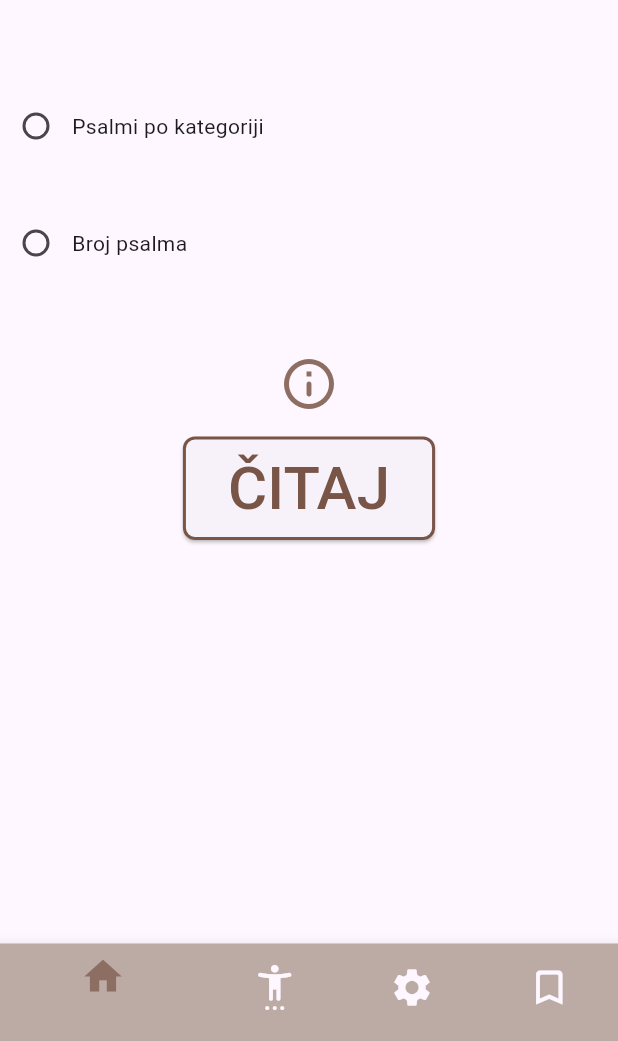
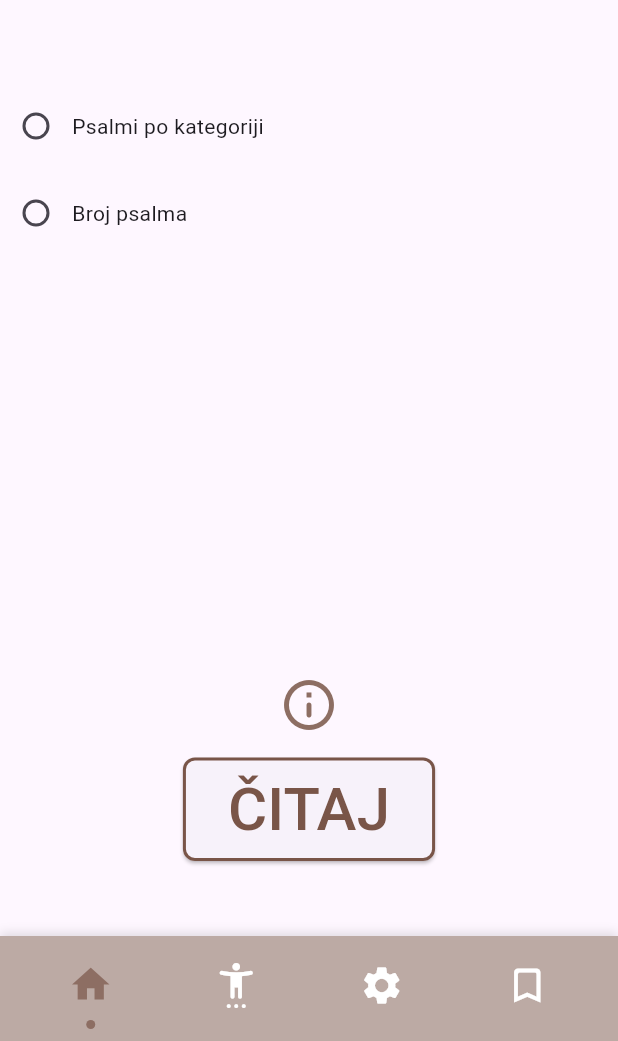
Before and after one commit to Dorole/psaltir, a Flutter app: the screen it shows after launch, on a phone screen of 412 x 824 dp, the part 195-1236 px from its top. Run offline on Flutter 3.47's test engine with Material 3 defaults, Android fonts, the light colour scheme and no system bars.

Commit message:
HomePage and MainPage refactoring

```diff
--- a/lib/pages/home_page.dart
+++ b/lib/pages/home_page.dart
@@ -1,6 +1,7 @@
 import 'package:flutter/material.dart';
 import 'package:provider/provider.dart';
 import 'package:psaltir/providers/navigation_provider.dart';
+import 'package:psaltir/widgets/category_selection.dart';
 import '../providers/reading_provider.dart';
 import '../models/reading_models.dart';
 
@@ -12,14 +13,15 @@ class HomePage extends StatefulWidget {
 }
 
 class _HomePageState extends State<HomePage> {
-  bool _chooseByCategory = false;
-  bool _chooseByNumber = false;
   bool _categoryInOrder = false;
   ReadingChoice? _readingChoice;
   Category? _selectedCategory;
   final Category _defaultCategory = Category.praise;
   final TextEditingController _categoryController = TextEditingController();
   final TextEditingController _inputController = TextEditingController();
+
+  bool get _chooseByCategory => _readingChoice == ReadingChoice.category;
+  bool get _chooseByNumber => _readingChoice == ReadingChoice.number;
 
   @override
   void dispose() {
@@ -33,14 +35,27 @@ class _HomePageState extends State<HomePage> {
     final navProvider = context.read<NavigationProvider>();
     bool navigate = false;
 
-    // ***** RANDOM *****
     if (_readingChoice == null) {
+      _handleRandom(readingProvider);
+      navigate = true;
+    } else if (_chooseByCategory) {
+      _handleCategory(readingProvider);
+      navigate = true;
+    } else {
+      navigate = _handleNumber(readingProvider);
+    }
+
+    if (navigate) {
+      navProvider.openReadingPage();
+    }
+  }
+
+  void _handleRandom(ReadingProvider readingProvider) {
     readingProvider.setReadingOptions(readingChoice: ReadingChoice.random);
     _showMessage("[Otvaram nasumični psalam.]");
-      navigate = true;
   }
-    // ***** CATEGORY *****
-    else if (_chooseByCategory) {
+
+  void _handleCategory(ReadingProvider readingProvider) {
     final message = _categoryInOrder
         ? "Kategorija redom"
         : "Kategorija nasumično";
@@ -50,32 +65,26 @@ class _HomePageState extends State<HomePage> {
       selectedCategory: _selectedCategory ?? _defaultCategory,
       categoryInOrder: _categoryInOrder,
     );
-      navigate = true;
   }
-    // ***** NUMBER *****
-    else {
+
+  bool _handleNumber(ReadingProvider readingProvider) {
     final text = _inputController.text.trim();
     if (text.isEmpty) {
       _showMessage("Upišite broj psalma (1 - 150)");
-        return;
+      return false;
     } else {
       final psalmNumber = int.tryParse(text);
       if (psalmNumber == null || psalmNumber < 1 || psalmNumber > 150) {
         _showMessage("Broj psalma mora biti između 1 i 150.");
-          return;
+        return false;
       } else {
         readingProvider.setReadingOptions(
           readingChoice: _readingChoice,
           psalmNumber: psalmNumber,
         );
         _showMessage("[OTVARAM PSALAM $psalmNumber]");
-          navigate = true;
+        return true;
       }
-      }
-    }
-
-    if (navigate) {
-      navProvider.openReadingPage();
     }
   }
 
@@ -89,8 +98,6 @@ class _HomePageState extends State<HomePage> {
   void _onRadioTap(ReadingChoice? choice) {
     setState(() {
       _readingChoice = choice;
-      _chooseByCategory = choice == ReadingChoice.category;
-      _chooseByNumber = choice == ReadingChoice.number;
     });
   }
 
@@ -115,158 +122,23 @@ class _HomePageState extends State<HomePage> {
         groupValue: _readingChoice,
         onChanged: (ReadingChoice? value) => _onRadioTap(value),
         child: Column(
+          mainAxisAlignment: MainAxisAlignment.spaceBetween,
+          children: [
+            Column(
               children: [
                 _buildTitle(),
-            SizedBox(height: 30),
+                const SizedBox(height: 30),
                 Column(
                   crossAxisAlignment: CrossAxisAlignment.start,
                   children: [
-                // ***** PSALAM IZ KATEGORIJE *****
-                Column(
-                  children: [
-                    Row(
-                      mainAxisAlignment: MainAxisAlignment.start,
-                      children: [
-                        Radio<ReadingChoice>(
-                          value: ReadingChoice.category,
-                          toggleable: true,
-                        ),
-                        Text("Psalmi po kategoriji"),
+                    _buildCategorySection(),
+                    const SizedBox(height: 10),
+                    _buildNumberSection(),
                   ],
                 ),
               ],
             ),
-
-                if (_chooseByCategory)
-                  // TREBALO BI U ZASEBAN CLASS?
-                  // WRAP IN ROW? ILI COLUMN S DVA ROWA, ili ukljuci i radio kao 3.row
-                  DropdownMenu<Category>(
-                    controller: _categoryController,
-                    helperText: "Odaberi kategoriju",
-                    initialSelection: Category.praise,
-                    onSelected: _onCategorySelected,
-                    dropdownMenuEntries: Category.entries,
-                    requestFocusOnTap: false,
-                    menuStyle: MenuStyle(
-                      backgroundColor: WidgetStatePropertyAll<Color>(
-                        Colors.white,
-                      ),
-                      elevation: WidgetStatePropertyAll<double>(15),
-                    ),
-                  ),
-
-                if (_chooseByCategory)
-                  Row(
-                    children: [
-                      Transform.scale(
-                        scale: 0.8,
-                        child: Switch(
-                          value: _categoryInOrder,
-                          onChanged: (bool value) => _onSwitchToggle(value),
-                          padding: EdgeInsets.symmetric(vertical: 3),
-                          //boja
-                        ),
-                      ),
-                      Padding(
-                        padding: const EdgeInsets.symmetric(horizontal: 3.0),
-                        child: Text("Redom"),
-                      ),
-                      Tooltip(
-                        message:
-                            "Ostavite isključeno ako želite nasumičan \nprikaz psalama unutar kategorije.",
-                        triggerMode: TooltipTriggerMode.tap,
-                        showDuration: const Duration(seconds: 4),
-                        preferBelow: true,
-                        child: Icon(
-                          Icons.info_outline_rounded,
-                          color: Colors.brown[400],
-                        ),
-                      ), //add tooltip
-                    ],
-                  ),
-
-                SizedBox(height: 30),
-
-                // ***** BROJ PSALMA *****
-                Row(
-                  mainAxisAlignment: MainAxisAlignment.start,
-                  children: [
-                    Radio<ReadingChoice>(
-                      value: ReadingChoice.number,
-                      toggleable: true,
-                    ),
-                    Text("Broj psalma"),
-                    SizedBox(width: 8),
-
-                    if (_chooseByNumber)
-                      SizedBox(
-                        width: 100,
-                        height: 50,
-                        //https://api.flutter.dev/flutter/material/TextField-class.html
-                        child: TextField(
-                          controller: _inputController,
-                          keyboardType: TextInputType.number,
-                          decoration: InputDecoration(
-                            border: OutlineInputBorder(),
-                            labelText: "1 - 150",
-                          ),
-                        ),
-                      ),
-                  ],
-                ),
-
-                SizedBox(height: 50),
-
-                // ***** INFO ICON *****
-                Row(
-                  mainAxisAlignment: MainAxisAlignment.center,
-                  children: [
-                    Tooltip(
-                      message:
-                          "Ako nije odabrana nijedna opcija, \npsalmi će se prikazivati nasumično.",
-                      triggerMode: TooltipTriggerMode.tap,
-                      showDuration: const Duration(seconds: 4),
-                      preferBelow: false,
-                      child: Icon(
-                        Icons.info_outline_rounded,
-                        size: 40,
-                        color: Colors.brown[400],
-                      ),
-                    ), //add tooltip
-                  ],
-                ),
-
-                SizedBox(height: 15),
-
-                // ***** BUTTON *****
-                Row(
-                  mainAxisAlignment: MainAxisAlignment.center,
-                  children: [
-                    ElevatedButton(
-                      onPressed: _onSubmitPressed,
-                      style: TextButton.styleFrom(
-                        shape: RoundedRectangleBorder(
-                          borderRadius: const BorderRadius.all(
-                            Radius.circular(8),
-                          ),
-                          side: BorderSide(color: Colors.brown, width: 2),
-                        ),
-                      ),
-                      child: Padding(
-                        padding: const EdgeInsets.all(6),
-                        child: Text(
-                          "ČITAJ",
-                          style: const TextStyle(
-                            fontSize: 40,
-                            color: Colors.brown,
-                          ),
-                        ),
-                      ),
-                    ),
-                  ],
-                ),
-              ],
-            ),
+            _buildBottomSection(),
           ],
         ),
       ),
@@ -287,4 +159,113 @@ class _HomePageState extends State<HomePage> {
       ),
     );
   }
+
+  Widget _buildCategorySection() {
+    return Column(
+      children: [
+        Row(
+          mainAxisAlignment: MainAxisAlignment.start,
+          children: [
+            Radio<ReadingChoice>(
+              value: ReadingChoice.category,
+              toggleable: true,
+            ),
+            Text("Psalmi po kategoriji"),
+          ],
+        ),
+
+        if (_chooseByCategory)
+          CategorySelection(
+            selectedCategory: _selectedCategory ?? _defaultCategory,
+            categoryInOrder: _categoryInOrder,
+            onCategorySelected: _onCategorySelected,
+            onOrderChanged: _onSwitchToggle,
+            categoryController: _categoryController,
+          ),
+      ],
+    );
   }
+
+  Widget _buildNumberSection() {
+    return Row(
+      mainAxisAlignment: MainAxisAlignment.start,
+      children: [
+        Radio<ReadingChoice>(value: ReadingChoice.number, toggleable: true),
+        Text("Broj psalma"),
+        SizedBox(width: 8),
+
+        if (_chooseByNumber)
+          SizedBox(
+            width: 100,
+            height: 50,
+            //https://api.flutter.dev/flutter/material/TextField-class.html
+            child: TextField(
+              controller: _inputController,
+              keyboardType: TextInputType.number,
+              decoration: InputDecoration(
+                border: OutlineInputBorder(),
+                labelText: "1 - 150",
+              ),
+            ),
+          ),
+      ],
+    );
+  }
+
+  Widget _buildBottomSection() {
+    return Padding(
+      padding: const EdgeInsets.only(bottom: 50),
+      child: Column(
+        children: [
+          _buildInfoIcon(),
+          const SizedBox(height: 15),
+          _buildStartButton(),
+        ],
+      ),
+    );
+  }
+
+  Widget _buildInfoIcon() {
+    return Row(
+      mainAxisAlignment: MainAxisAlignment.center,
+      children: [
+        Tooltip(
+          message:
+              "Ako nije odabrana nijedna opcija, \npsalmi će se prikazivati nasumično.",
+          triggerMode: TooltipTriggerMode.tap,
+          showDuration: const Duration(seconds: 4),
+          preferBelow: false,
+          child: Icon(
+            Icons.info_outline_rounded,
+            size: 40,
+            color: Colors.brown[400],
+          ),
+        ), //add tooltip
+      ],
+    );
+  }
+
+  Widget _buildStartButton() {
+    return Row(
+      mainAxisAlignment: MainAxisAlignment.center,
+      children: [
+        ElevatedButton(
+          onPressed: _onSubmitPressed,
+          style: TextButton.styleFrom(
+            shape: RoundedRectangleBorder(
+              borderRadius: const BorderRadius.all(Radius.circular(8)),
+              side: BorderSide(color: Colors.brown, width: 2),
+            ),
+          ),
+          child: Padding(
+            padding: const EdgeInsets.all(6),
+            child: Text(
+              "ČITAJ",
+              style: const TextStyle(fontSize: 40, color: Colors.brown),
+            ),
+          ),
+        ),
+      ],
+    );
+  }
+}
--- a/lib/pages/main_page.dart
+++ b/lib/pages/main_page.dart
@@ -25,56 +25,89 @@ class _MainPageState extends State<MainPage> {
     //details page
   };
 
-  static const List<AppPage> _bottomNavBarPages = [
-    AppPage.home,
-    AppPage.accessibility,
-    AppPage.settings,
-    AppPage.bookmarks,
-  ];
-
   @override
   Widget build(BuildContext context) {
     final navProvider = context.watch<NavigationProvider>();
     final currentPage = navProvider.currentPage;
 
     return Scaffold(
-      bottomNavigationBar: _buildBottomNavBar(navProvider, currentPage),
+      bottomNavigationBar: _buildCustomBottomNavBar(navProvider, currentPage),
       body: SafeArea(child: _pages[currentPage]!),
       backgroundColor: Colors.amber[50],
     );
   }
 
-  // TO DO: Replace with a row of IconButtons for more control (no highlight on sub-pages)
-  // check: https://stackoverflow.com/questions/74165517/bottomnavigationbar-without-highlighted-items-flutter
-  BottomNavigationBar _buildBottomNavBar(
+  Widget _buildCustomBottomNavBar(
     NavigationProvider navProvider,
     AppPage currentPage,
   ) {
-    final currentIndex = _bottomNavBarPages.contains(currentPage)
-        ? _bottomNavBarPages.indexOf(currentPage)
-        : null;
+    final navItems = const [
+      NavItem(Icons.home, AppPage.home),
+      NavItem(Icons.settings_accessibility_rounded, AppPage.accessibility),
+      NavItem(Icons.settings, AppPage.settings),
+      NavItem(Icons.bookmark_outline_rounded, AppPage.bookmarks),
+    ];
 
-    return BottomNavigationBar(
-      currentIndex: currentIndex ?? 0,
-      onTap: (index) => navProvider.goTo(_bottomNavBarPages[index]),
-      selectedItemColor: Colors.brown[400],
-      iconSize: 30,
-      items: [
-        BottomNavigationBarItem(
-          icon: Icon(Icons.home),
-          label: "",
-          backgroundColor: Colors.brown[200],
+    return Container(
+      decoration: BoxDecoration(
+        color: Colors.brown[200],
+        boxShadow: [
+          BoxShadow(
+            color: Colors.black12,
+            blurRadius: 5,
+            offset: Offset(0, -2),
+          ),
+        ],
+      ),
+      padding: const EdgeInsets.symmetric(horizontal: 12, vertical: 8),
+      child: Row(
+        mainAxisAlignment: MainAxisAlignment.spaceAround,
+        children: [
+          for (final navItem in navItems)
+            _buildNavIcon(
+              icon: navItem.icon,
+              page: navItem.page,
+              currentPage: currentPage,
+              navProvider: navProvider,
+            ),
+        ],
+      ),
+    );
+  }
+
+  Widget _buildNavIcon({
+    required IconData icon,
+    required AppPage page,
+    required AppPage currentPage,
+    required NavigationProvider navProvider,
+  }) {
+    final bool isActive = page == currentPage;
+    return Column(
+      mainAxisSize: MainAxisSize.min,
+      children: [
+        IconButton(
+          onPressed: () => navProvider.goTo(page),
+          icon: Icon(icon),
+          iconSize: 30,
+          color: isActive ? Colors.brown[400] : Colors.white,
         ),
-        BottomNavigationBarItem(
-          icon: Icon(Icons.settings_accessibility_rounded),
-          label: "",
-        ),
-        BottomNavigationBarItem(icon: Icon(Icons.settings), label: ""),
-        BottomNavigationBarItem(
-          icon: Icon(Icons.bookmark_outline_rounded),
-          label: "",
+        AnimatedContainer(
+          duration: const Duration(milliseconds: 300),
+          curve: Curves.easeInOut,
+          height: isActive ? 6 : 4,
+          width: isActive ? 6 : 4,
+          decoration: BoxDecoration(
+            color: isActive ? Colors.brown[400] : Colors.transparent,
+            shape: BoxShape.circle,
+          ),
         ),
       ],
     );
   }
 }
+
+class NavItem {
+  final IconData icon;
+  final AppPage page;
+  const NavItem(this.icon, this.page);
+}
--- a/lib/pages/reading_page.dart
+++ b/lib/pages/reading_page.dart
@@ -9,10 +9,13 @@ class ReadingPage extends StatelessWidget {
   Widget build(BuildContext context) {
     final readingProvider = context.watch<ReadingProvider>();
 
+    // ***** DEBUG VIEW *****
     return Scaffold(
       body: Column(
+        crossAxisAlignment: CrossAxisAlignment.start,
         children: [
-          Text("*** READING PAGE ***"),
+          const Text("*** READING PAGE ***"),
+          const SizedBox(height: 20),
           Text("Reading choice: ${readingProvider.readingChoice}"),
           Text("Category: ${readingProvider.category}"),
           Text("Psalm number: ${readingProvider.psalmNumber}"),
--- a/lib/providers/reading_provider.dart
+++ b/lib/providers/reading_provider.dart
@@ -6,6 +6,7 @@ class ReadingProvider extends ChangeNotifier {
   ReadingChoice? _readingChoice;
   Category? _selectedCategory;
   int? _psalmNumber;
+  // ignore: unused_field
   bool _categoryInOrder = false;
 
   // ***** DEBUG *****
--- /dev/null
+++ b/lib/widgets/category_selection.dart
@@ -0,0 +1,68 @@
+import 'package:flutter/material.dart';
+import 'package:psaltir/models/reading_models.dart';
+
+class CategorySelection extends StatelessWidget {
+  final Category selectedCategory;
+  final bool categoryInOrder;
+  final ValueChanged<Category?> onCategorySelected;
+  final ValueChanged<bool> onOrderChanged;
+  final TextEditingController categoryController;
+
+  const CategorySelection({
+    required this.selectedCategory,
+    required this.categoryInOrder,
+    required this.onCategorySelected,
+    required this.onOrderChanged,
+    required this.categoryController,
+    super.key,
+  });
+
+  @override
+  Widget build(BuildContext context) {
+    return Column(
+      children: [
+        Row(
+          children: [
+            DropdownMenu<Category>(
+              controller: categoryController,
+              helperText: "Odaberi kategoriju",
+              initialSelection: Category.praise,
+              onSelected: onCategorySelected,
+              dropdownMenuEntries: Category.entries,
+              requestFocusOnTap: false,
+              menuStyle: MenuStyle(
+                backgroundColor: WidgetStatePropertyAll<Color>(Colors.white),
+                elevation: WidgetStatePropertyAll<double>(15),
+              ),
+            ),
+          ],
+        ),
+        Row(
+          children: [
+            Transform.scale(
+              scale: 0.8,
+              child: Switch(
+                value: categoryInOrder,
+                onChanged: onOrderChanged,
+                padding: EdgeInsets.symmetric(vertical: 3),
+                //boja
+              ),
+            ),
+            Padding(
+              padding: const EdgeInsets.symmetric(horizontal: 3.0),
+              child: Text("Redom"),
+            ),
+            Tooltip(
+              message:
+                  "Ostavite isključeno ako želite nasumičan \nprikaz psalama unutar kategorije.",
+              triggerMode: TooltipTriggerMode.tap,
+              showDuration: const Duration(seconds: 4),
+              preferBelow: true,
+              child: Icon(Icons.info_outline_rounded, color: Colors.brown[400]),
+            ),
+          ],
+        ),
+      ],
+    );
+  }
+}
```
Also changed, not shown: 1 other file. Lines whose indentation alone changed are shown as unchanged.
